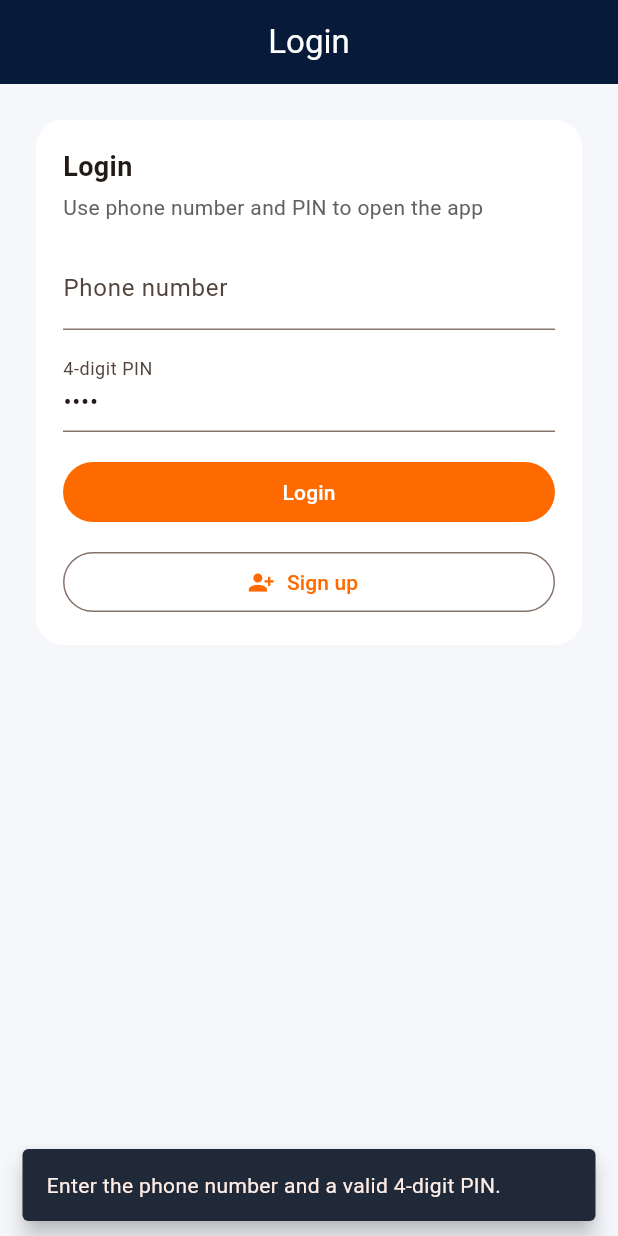
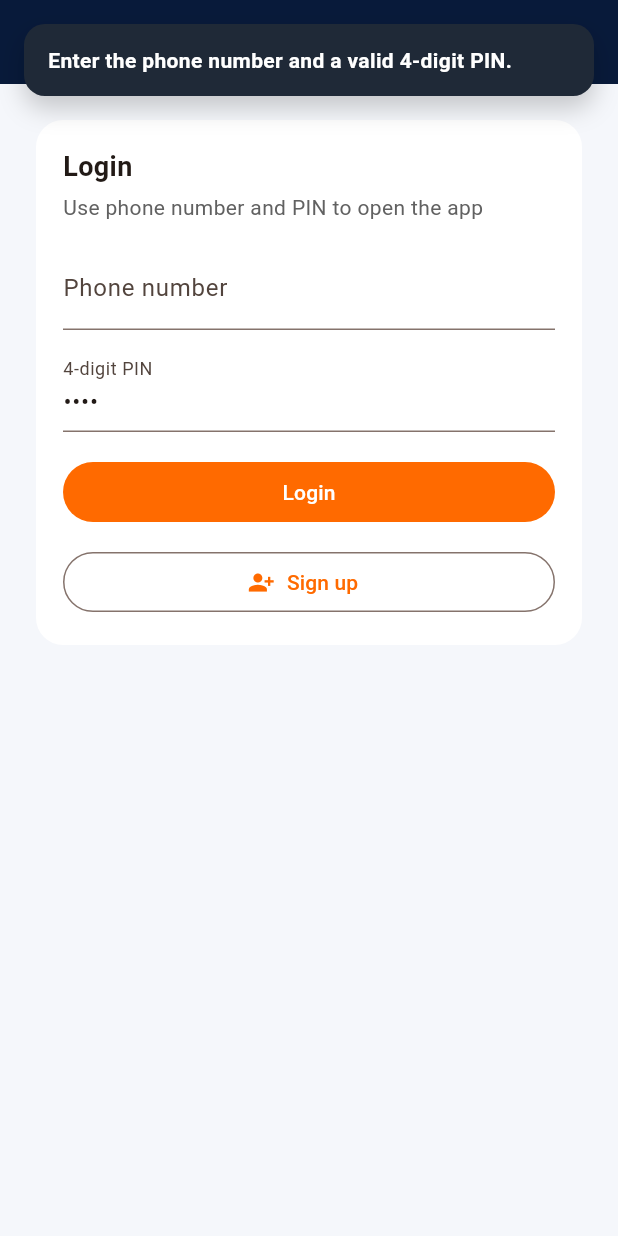
Before and after one commit to hodalor/roadguard, a Flutter app: the screen it shows after launch, after a tap on "Login", on a phone screen of 412 x 824 dp. Run offline on Flutter 3.47's test engine with Material 3 defaults, Android fonts, the phone set to English and light mode, and no system bars; our stand-ins replace firebase_auth, firebase_core, firebase_messaging, flutter_dotenv, geolocator, image_picker; accounts and stored records are empty; network calls fail.

Commit message:
feat(home): add busy dialog and better toasts
- extract reusable `_buildBusyDialog` widget for account modals
- replace default SnackBars with auto-dismissing overlay toasts
- add digit-only and 11-character limit to phone number inputs
- add specific friendly error messages for common auth errors
- update login error handling to use raw error details when available

```diff
--- a/mobile/lib/features/home/home_page.dart
+++ b/mobile/lib/features/home/home_page.dart
@@ -646,18 +646,64 @@ class _HomePageState extends State<HomePage> {
     await showDialog<void>(
       context: context,
       builder: (dialogContext) {
-        return AlertDialog(
-          title: const Text('Add Motorist Account'),
-          content: SizedBox(
-            width: 520,
-            child: SingleChildScrollView(
-              child: _buildMotoristFormFields(
-                onSaved: () => Navigator.of(dialogContext).pop(),
-              ),
-            ),
+        return _buildBusyDialog(
+          title: 'Add Motorist Account',
+          width: 520,
+          isBusy: _isSavingMotorist,
+          busyMessage: 'Saving motorist profile...',
+          child: _buildMotoristFormFields(
+            onSaved: () => Navigator.of(dialogContext).pop(),
           ),
         );
       },
+    );
+  }
+
+  Widget _buildBusyDialog({
+    required String title,
+    required double width,
+    required Widget child,
+    required bool isBusy,
+    required String busyMessage,
+  }) {
+    return AlertDialog(
+      title: Text(title),
+      content: SizedBox(
+        width: width,
+        child: Stack(
+          children: [
+            AbsorbPointer(
+              absorbing: isBusy,
+              child: SingleChildScrollView(
+                child: child,
+              ),
+            ),
+            if (isBusy)
+              Positioned.fill(
+                child: Container(
+                  decoration: BoxDecoration(
+                    color: Colors.white.withValues(alpha: 0.92),
+                    borderRadius: BorderRadius.circular(12),
+                  ),
+                  child: Center(
+                    child: Column(
+                      mainAxisSize: MainAxisSize.min,
+                      children: [
+                        const CircularProgressIndicator(),
+                        const SizedBox(height: 12),
+                        Text(
+                          busyMessage,
+                          textAlign: TextAlign.center,
+                          style: const TextStyle(fontWeight: FontWeight.w600),
+                        ),
+                      ],
+                    ),
+                  ),
+                ),
+              ),
+          ],
+        ),
+      ),
     );
   }
 
@@ -721,15 +767,13 @@ class _HomePageState extends State<HomePage> {
     await showDialog<void>(
       context: context,
       builder: (dialogContext) {
-        return AlertDialog(
-          title: Text(_providerProfile == null ? 'Add Provider Account' : 'Update Provider Profile'),
-          content: SizedBox(
-            width: 560,
-            child: SingleChildScrollView(
-              child: _buildProviderFormFields(
-                onSaved: () => Navigator.of(dialogContext).pop(),
-              ),
-            ),
+        return _buildBusyDialog(
+          title: _providerProfile == null ? 'Add Provider Account' : 'Update Provider Profile',
+          width: 560,
+          isBusy: _isSavingProvider,
+          busyMessage: 'Saving provider profile...',
+          child: _buildProviderFormFields(
+            onSaved: () => Navigator.of(dialogContext).pop(),
           ),
         );
       },
@@ -1514,7 +1558,8 @@ class _HomePageState extends State<HomePage> {
   }
 
   String _friendlyErrorMessage(String action, Object error) {
-    final raw = _formatError(error).toLowerCase();
+    final rawMessage = _formatError(error);
+    final raw = rawMessage.toLowerCase();
     if (raw.contains('socketconnection timed out') ||
         raw.contains('timed out') ||
         raw.contains('failed host lookup') ||
@@ -1523,9 +1568,29 @@ class _HomePageState extends State<HomePage> {
       return 'Unable to connect to the RoadGuide server right now. Please check the backend connection and try again.';
     }
 
+    if (raw.contains('no account exists')) {
+      return 'No account exists for that phone number. Check the number carefully or sign up first.';
+    }
+
+    if (raw.contains('incorrect pin')) {
+      return 'Incorrect PIN. Please enter the right 4-digit PIN and try again.';
+    }
+
+    if (raw.contains('current pin is incorrect')) {
+      return 'The current PIN you entered is not correct.';
+    }
+
+    if (raw.contains('pin must be exactly 4 digits') ||
+        raw.contains('valid 4-digit') ||
+        raw.contains('4-digit pin')) {
+      return 'PIN must be exactly 4 digits.';
+    }
+
     switch (action) {
       case 'login':
-        return 'Login failed. Check your phone number and PIN, then try again.';
+        return rawMessage.isNotEmpty
+            ? rawMessage
+            : 'Login failed. Check your phone number and PIN, then try again.';
       case 'reset_pin':
         return 'Could not reset your PIN right now. Please try again.';
       case 'save_motorist':
@@ -1695,13 +1760,58 @@ class _HomePageState extends State<HomePage> {
             ? const Color(0xFF0A6C3B)
             : const Color(0xFF1F2937);
 
-    ScaffoldMessenger.of(context).showSnackBar(
-      SnackBar(
-        content: Text(message),
-        backgroundColor: backgroundColor,
-        behavior: SnackBarBehavior.floating,
-      ),
+    _toastTimer?.cancel();
+    _toastEntry?.remove();
+
+    final overlay = Overlay.of(context, rootOverlay: true);
+
+    _toastEntry = OverlayEntry(
+      builder: (overlayContext) {
+        final viewPadding = MediaQuery.of(overlayContext).viewPadding;
+        return Positioned(
+          left: 16,
+          right: 16,
+          top: viewPadding.top + 16,
+          child: IgnorePointer(
+            child: Material(
+              color: Colors.transparent,
+              child: SafeArea(
+                bottom: false,
+                child: DecoratedBox(
+                  decoration: BoxDecoration(
+                    color: backgroundColor,
+                    borderRadius: BorderRadius.circular(14),
+                    boxShadow: const [
+                      BoxShadow(
+                        color: Color(0x33000000),
+                        blurRadius: 14,
+                        offset: Offset(0, 8),
+                      ),
+                    ],
+                  ),
+                  child: Padding(
+                    padding: const EdgeInsets.symmetric(horizontal: 16, vertical: 14),
+                    child: Text(
+                      message,
+                      style: const TextStyle(
+                        color: Colors.white,
+                        fontWeight: FontWeight.w600,
+                      ),
+                    ),
+                  ),
+                ),
+              ),
+            ),
+          ),
+        );
+      },
     );
+
+    overlay.insert(_toastEntry!);
+    _toastTimer = Timer(const Duration(seconds: 3), () {
+      _toastEntry?.remove();
+      _toastEntry = null;
+    });
   }
 
   Future<void> _openHazardsPage() async {
@@ -1806,6 +1916,10 @@ class _HomePageState extends State<HomePage> {
               TextField(
                 controller: _loginPhoneController,
                 keyboardType: TextInputType.phone,
+                inputFormatters: [
+                  FilteringTextInputFormatter.digitsOnly,
+                  LengthLimitingTextInputFormatter(11),
+                ],
                 decoration: const InputDecoration(labelText: 'Phone number'),
               ),
               const SizedBox(height: 12),
@@ -2512,6 +2626,10 @@ class _HomePageState extends State<HomePage> {
         TextField(
           controller: _motoristPhoneController,
           keyboardType: TextInputType.phone,
+          inputFormatters: [
+            FilteringTextInputFormatter.digitsOnly,
+            LengthLimitingTextInputFormatter(11),
+          ],
           decoration: const InputDecoration(labelText: 'Phone number'),
         ),
         const SizedBox(height: 12),
@@ -2612,6 +2730,10 @@ class _HomePageState extends State<HomePage> {
           TextField(
             controller: _providerPhoneController,
             keyboardType: TextInputType.phone,
+            inputFormatters: [
+              FilteringTextInputFormatter.digitsOnly,
+              LengthLimitingTextInputFormatter(11),
+            ],
             decoration: const InputDecoration(labelText: 'Phone number'),
           ),
           const SizedBox(height: 12),
```
Also changed, not shown: 2 other files.
